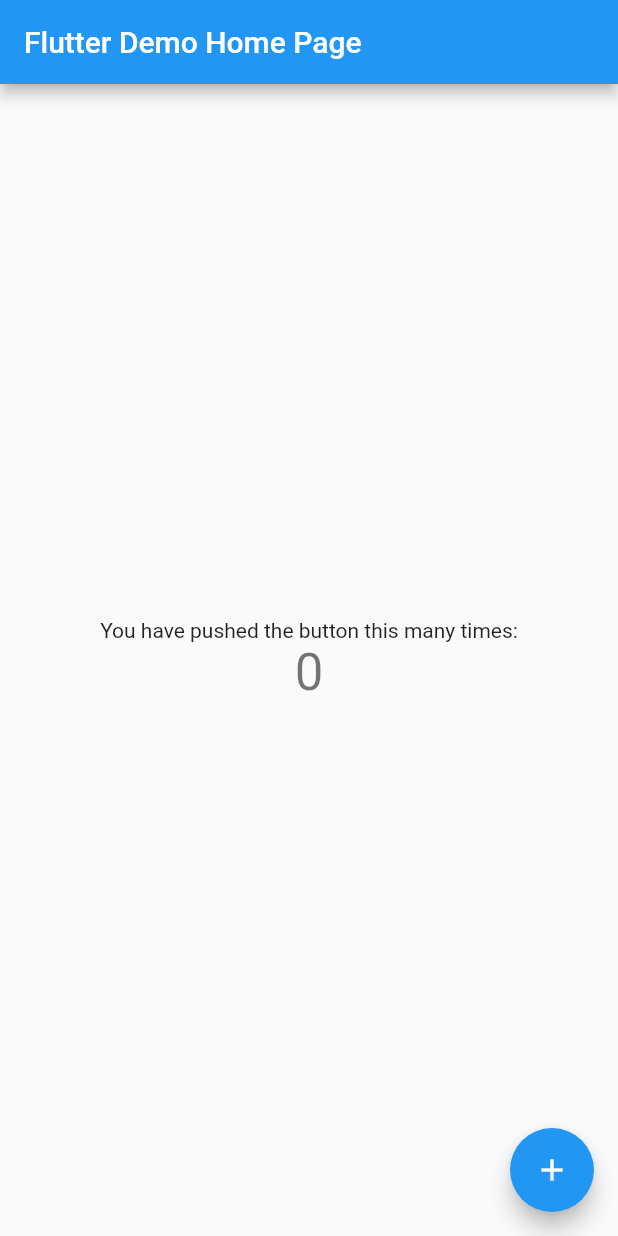
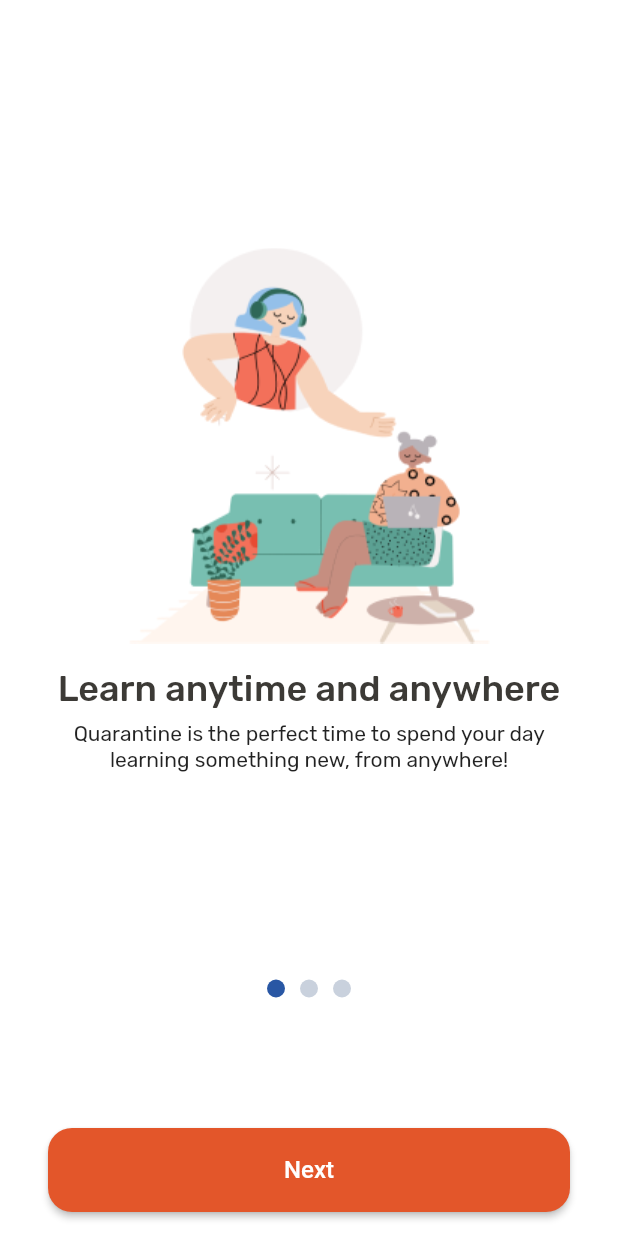
Before and after one commit to saganon/ed_tech_mobile, a Flutter app: the screen it shows after launch, on a phone screen of 412 x 824 dp. Run offline on Flutter 3.47's test engine with Material 2 defaults, Android fonts, the phone set to English and light mode, and no system bars; our stand-ins replace flutter_swiper; Roboto replaces fonts that are missing (Rubik).

Commit message:
Add splash and onboarding screen

```diff
--- /dev/null
+++ b/lib/constant/image_constant.dart
@@ -0,0 +1,10 @@
+class ImageConstant {
+  static const splashscreen =
+      'assets/image/on_boarding_assets/splash_screen.png';
+  static const illustration1 =
+      'assets/image/on_boarding_assets/illustration-1.png';
+  static const illustration2 =
+      'assets/image/on_boarding_assets/illustration-2.png';
+  static const illustration3 =
+      'assets/image/on_boarding_assets/illustration-3.png';
+}
--- a/lib/main.dart
+++ b/lib/main.dart
@@ -1,3 +1,4 @@
+import 'package:ed_tech_mobile/screen/on_boarding/splash_screen.dart';
 import 'package:flutter/material.dart';
 
 void main() {
@@ -5,109 +6,12 @@
 }
 
 class MyApp extends StatelessWidget {
-  // This widget is the root of your application.
   @override
   Widget build(BuildContext context) {
     return MaterialApp(
-      title: 'Flutter Demo',
-      theme: ThemeData(
-        // This is the theme of your application.
-        //
-        // Try running your application with "flutter run". You'll see the
-        // application has a blue toolbar. Then, without quitting the app, try
-        // changing the primarySwatch below to Colors.green and then invoke
-        // "hot reload" (press "r" in the console where you ran "flutter run",
-        // or simply save your changes to "hot reload" in a Flutter IDE).
-        // Notice that the counter didn't reset back to zero; the application
-        // is not restarted.
-        primarySwatch: Colors.blue,
-      ),
-      home: MyHomePage(title: 'Flutter Demo Home Page'),
+      title: 'Ed Tech Mobile',
+      debugShowCheckedModeBanner: false,
+      home: SplashScreen(),
     );
   }
 }
-
-class MyHomePage extends StatefulWidget {
-  MyHomePage({Key? key, required this.title}) : super(key: key);
-
-  // This widget is the home page of your application. It is stateful, meaning
-  // that it has a State object (defined below) that contains fields that affect
-  // how it looks.
-
-  // This class is the configuration for the state. It holds the values (in this
-  // case the title) provided by the parent (in this case the App widget) and
-  // used by the build method of the State. Fields in a Widget subclass are
-  // always marked "final".
-
-  final String title;
-
-  @override
-  _MyHomePageState createState() => _MyHomePageState();
-}
-
-class _MyHomePageState extends State<MyHomePage> {
-  int _counter = 0;
-
-  void _incrementCounter() {
-    setState(() {
-      // This call to setState tells the Flutter framework that something has
-      // changed in this State, which causes it to rerun the build method below
-      // so that the display can reflect the updated values. If we changed
-      // _counter without calling setState(), then the build method would not be
-      // called again, and so nothing would appear to happen.
-      _counter++;
-    });
-  }
-
-  @override
-  Widget build(BuildContext context) {
-    // This method is rerun every time setState is called, for instance as done
-    // by the _incrementCounter method above.
-    //
-    // The Flutter framework has been optimized to make rerunning build methods
-    // fast, so that you can just rebuild anything that needs updating rather
-    // than having to individually change instances of widgets.
-    return Scaffold(
-      appBar: AppBar(
-        // Here we take the value from the MyHomePage object that was created by
-        // the App.build method, and use it to set our appbar title.
-        title: Text(widget.title),
-      ),
-      body: Center(
-        // Center is a layout widget. It takes a single child and positions it
-        // in the middle of the parent.
-        child: Column(
-          // Column is also a layout widget. It takes a list of children and
-          // arranges them vertically. By default, it sizes itself to fit its
-          // children horizontally, and tries to be as tall as its parent.
-          //
-          // Invoke "debug painting" (press "p" in the console, choose the
-          // "Toggle Debug Paint" action from the Flutter Inspector in Android
-          // Studio, or the "Toggle Debug Paint" command in Visual Studio Code)
-          // to see the wireframe for each widget.
-          //
-          // Column has various properties to control how it sizes itself and
-          // how it positions its children. Here we use mainAxisAlignment to
-          // center the children vertically; the main axis here is the vertical
-          // axis because Columns are vertical (the cross axis would be
-          // horizontal).
-          mainAxisAlignment: MainAxisAlignment.center,
-          children: <Widget>[
-            Text(
-              'You have pushed the button this many times:',
-            ),
-            Text(
-              '$_counter',
-              style: Theme.of(context).textTheme.headline4,
-            ),
-          ],
-        ),
-      ),
-      floatingActionButton: FloatingActionButton(
-        onPressed: _incrementCounter,
-        tooltip: 'Increment',
-        child: Icon(Icons.add),
-      ), // This trailing comma makes auto-formatting nicer for build methods.
-    );
-  }
-}
--- /dev/null
+++ b/lib/screen/on_boarding/intro_screen.dart
@@ -0,0 +1,155 @@
+import 'package:ed_tech_mobile/constant/image_constant.dart';
+import 'package:flutter/material.dart';
+import 'package:flutter_swiper/flutter_swiper.dart';
+
+const introContent = [
+  {
+    'asset': ImageConstant.illustration1,
+    'title': 'Learn anytime and anywhere',
+    'subTitle':
+        'Quarantine is the perfect time to spend your day learning something new, from anywhere!',
+  },
+  {
+    'asset': ImageConstant.illustration2,
+    'title': 'Find a course for you',
+    'subTitle':
+        'Quarantine is the perfect time to spend your day learning something new, from anywhere!',
+  },
+  {
+    'asset': ImageConstant.illustration3,
+    'title': 'Improve your skills',
+    'subTitle':
+        'Quarantine is the perfect time to spend your day learning something new, from anywhere!',
+  }
+];
+
+class IntroScreen extends StatefulWidget {
+  @override
+  State<StatefulWidget> createState() => _IntroScreen();
+}
+
+class _IntroScreen extends State<IntroScreen> {
+  bool _isLastScreen = false;
+
+  @override
+  void initState() {
+    super.initState();
+    _isLastScreen = false;
+  }
+
+  @override
+  Widget build(BuildContext context) {
+    return Scaffold(
+      body: Stack(
+        alignment: Alignment.bottomCenter,
+        children: [
+          Container(
+            alignment: Alignment.center,
+            color: Colors.white,
+            child: Container(
+              margin: EdgeInsets.only(bottom: 144.0),
+              child: _renderSwiper(),
+            ),
+          ),
+          _renderButton(),
+        ],
+      ),
+    );
+  }
+
+  Widget _renderSwiper() => Container(
+        child: Swiper(
+          itemCount: introContent.length,
+          onIndexChanged: (value) => setState(
+            () {
+              _isLastScreen = value == introContent.length - 1;
+            },
+          ),
+          itemBuilder: (context, index) => _renderContent(introContent[index]),
+          loop: false,
+          controller: new SwiperController(),
+          pagination: new SwiperPagination(
+            builder: DotSwiperPaginationBuilder(
+              size: 12.0,
+              activeSize: 12.0,
+              space: 5.0,
+              activeColor: Color.fromRGBO(41, 87, 164, 1),
+              color: Color.fromRGBO(201, 209, 221, 1),
+            ),
+          ),
+        ),
+      );
+
+  Widget _renderContent(Map item) => Container(
+        child: Column(
+          crossAxisAlignment: CrossAxisAlignment.center,
+          mainAxisAlignment: MainAxisAlignment.center,
+          children: [
+            Container(
+              child: Image.asset(item['asset']),
+            ),
+            Container(
+              width: MediaQuery.of(context).size.width,
+              margin: EdgeInsets.only(left: 32, right: 32, top: 16),
+              alignment: Alignment.center,
+              child: Text(
+                item['title'],
+                style: TextStyle(
+                  fontSize: 24,
+                  color: Color.fromRGBO(60, 58, 54, 1),
+                  fontFamily: 'Rubik-Medium',
+                ),
+                textAlign: TextAlign.center,
+              ),
+            ),
+            Container(
+              width: MediaQuery.of(context).size.width,
+              margin: EdgeInsets.only(left: 32, right: 32, top: 8),
+              alignment: Alignment.center,
+              child: Text(
+                item['subTitle'],
+                style: TextStyle(
+                  fontSize: 14,
+                  fontFamily: 'Rubik-Regular',
+                ),
+                textAlign: TextAlign.center,
+              ),
+            ),
+          ],
+        ),
+      );
+
+  SafeArea _renderButton() {
+    return SafeArea(
+      top: false,
+      bottom: true,
+      child: Container(
+        margin: EdgeInsets.only(
+          left: 32.0,
+          right: 32.0,
+          bottom: 16.0,
+          top: 29.0,
+        ),
+        width: MediaQuery.of(context).size.width,
+        height: 56.0,
+        child: ElevatedButton(
+          onPressed: () => {},
+          style: ElevatedButton.styleFrom(
+            primary: Color.fromRGBO(227, 86, 42, 1),
+            shape: RoundedRectangleBorder(
+              borderRadius: BorderRadius.circular(16),
+            ),
+          ),
+          child: Text(
+            _isLastScreen ? 'Let’s Start' : 'Next',
+            style: TextStyle(
+              fontFamily: 'Rubik',
+              fontSize: 16.0,
+              color: Color.fromRGBO(255, 255, 255, 1),
+            ),
+          ),
+        ),
+      ),
+    );
+  }
+}
--- /dev/null
+++ b/lib/screen/on_boarding/splash_screen.dart
@@ -0,0 +1,23 @@
+import 'dart:async';
+
+import 'package:ed_tech_mobile/constant/image_constant.dart';
+import 'package:ed_tech_mobile/screen/on_boarding/intro_screen.dart';
+import 'package:flutter/material.dart';
+
+class SplashScreen extends StatelessWidget {
+  @override
+  Widget build(BuildContext context) {
+    Timer(
+      Duration(seconds: 3),
+      () => Navigator.of(context).pushReplacement(
+        MaterialPageRoute(builder: (BuildContext context) => IntroScreen()),
+      ),
+    );
+
+    return Container(
+      alignment: Alignment.center,
+      color: Colors.white,
+      child: Image.asset(ImageConstant.splashscreen),
+    );
+  }
+}
```
Also changed, not shown: pubspec.yaml (+11 -17 lines), assets/fonts/Rubik-Black.ttf (added), assets/fonts/Rubik-Light.ttf (added), assets/fonts/Rubik-Medium.ttf (added), assets/fonts/Rubik-Regular.ttf (added), assets/image/on_boarding_assets/illustration-1.png (added), assets/image/on_boarding_assets/illustration-2.png (added), assets/image/on_boarding_assets/illustration-3.png (added), assets/image/on_boarding_assets/splash_screen.png (added), pubspec.lock, 3 other files.
